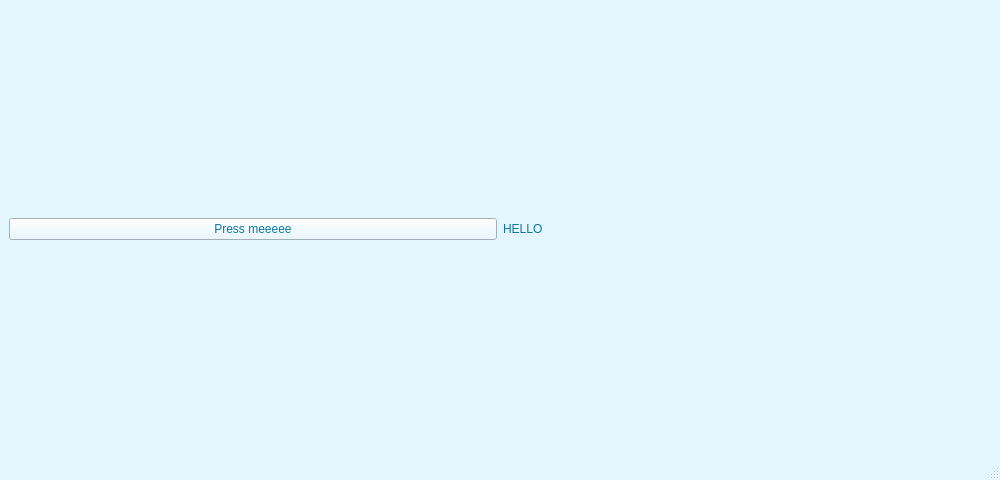
The window that gui/resources/mainwindow.ui (ashrec04/nmea-ctrl-system) describes before a commit, drawn with Qt 5.
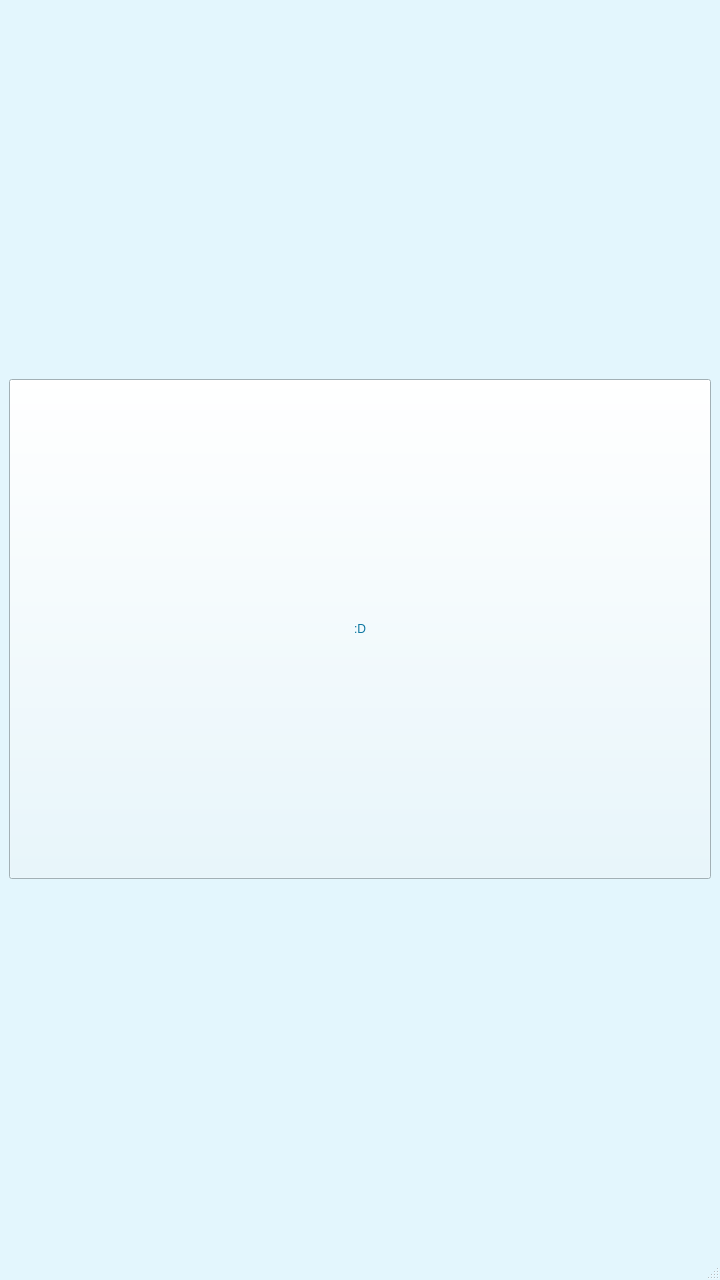
The same window after the commit.

Commit message: window size adjustment to 720x1280

Patch:
```diff
--- a/gui/resources/mainwindow.ui
+++ b/gui/resources/mainwindow.ui
@@ -6,8 +6,8 @@
    <rect>
     <x>0</x>
     <y>0</y>
-    <width>1000</width>
-    <height>480</height>
+    <width>720</width>
+    <height>1280</height>
    </rect>
   </property>
   <property name="sizePolicy">
@@ -18,14 +18,14 @@
   </property>
   <property name="minimumSize">
    <size>
-    <width>1000</width>
-    <height>480</height>
+    <width>720</width>
+    <height>1280</height>
    </size>
   </property>
   <property name="maximumSize">
    <size>
-    <width>1000</width>
-    <height>480</height>
+    <width>720</width>
+    <height>1280</height>
    </size>
   </property>
   <property name="palette">
@@ -507,15 +507,14 @@
    <layout class="QHBoxLayout" name="horizontalLayout">
     <item>
      <widget class="QPushButton" name="pushButton">
-      <property name="text">
-       <string>Press meeeee</string>
+      <property name="minimumSize">
+       <size>
+        <width>0</width>
+        <height>500</height>
+       </size>
       </property>
-     </widget>
-    </item>
-    <item>
-     <widget class="QLabel" name="label">
       <property name="text">
-       <string>HELLO</string>
+       <string>:D</string>
       </property>
      </widget>
     </item>
```
Left out of the diff: 2 changed lines with no effect on the pictures.
